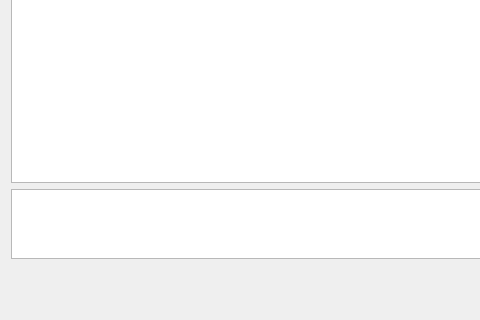
Old version of the form talkRoom/mainwindow.ui in the repository shxq0829/game; both pictures show x 0 to 480 and y 133 to 453 of the 677 by 453 pixel window.
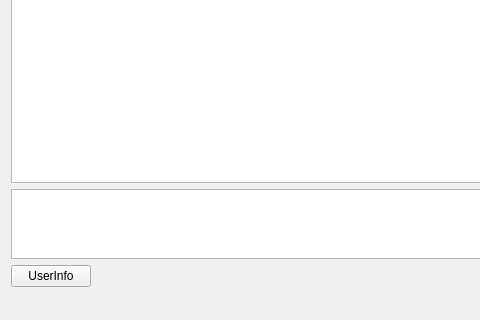
New version of the form.

```diff
--- a/talkRoom/mainwindow.ui
+++ b/talkRoom/mainwindow.ui
@@ -49,6 +49,13 @@
       </item>
       <item>
        <layout class="QHBoxLayout" name="horizontalLayout">
+        <item>
+         <widget class="QPushButton" name="pushButton_2">
+          <property name="text">
+           <string>UserInfo</string>
+          </property>
+         </widget>
+        </item>
         <item>
          <spacer name="horizontalSpacer">
           <property name="orientation">
```
Left out of the diff: 2 changed lines with no effect on the pictures.
